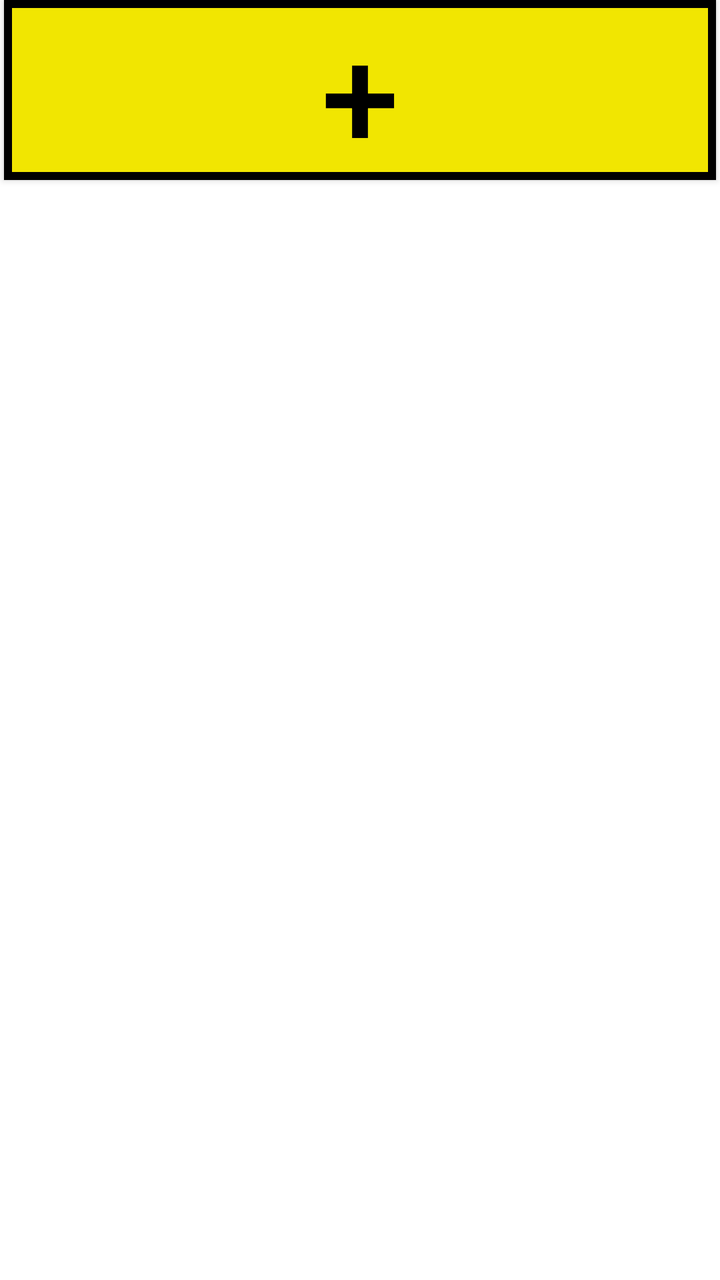
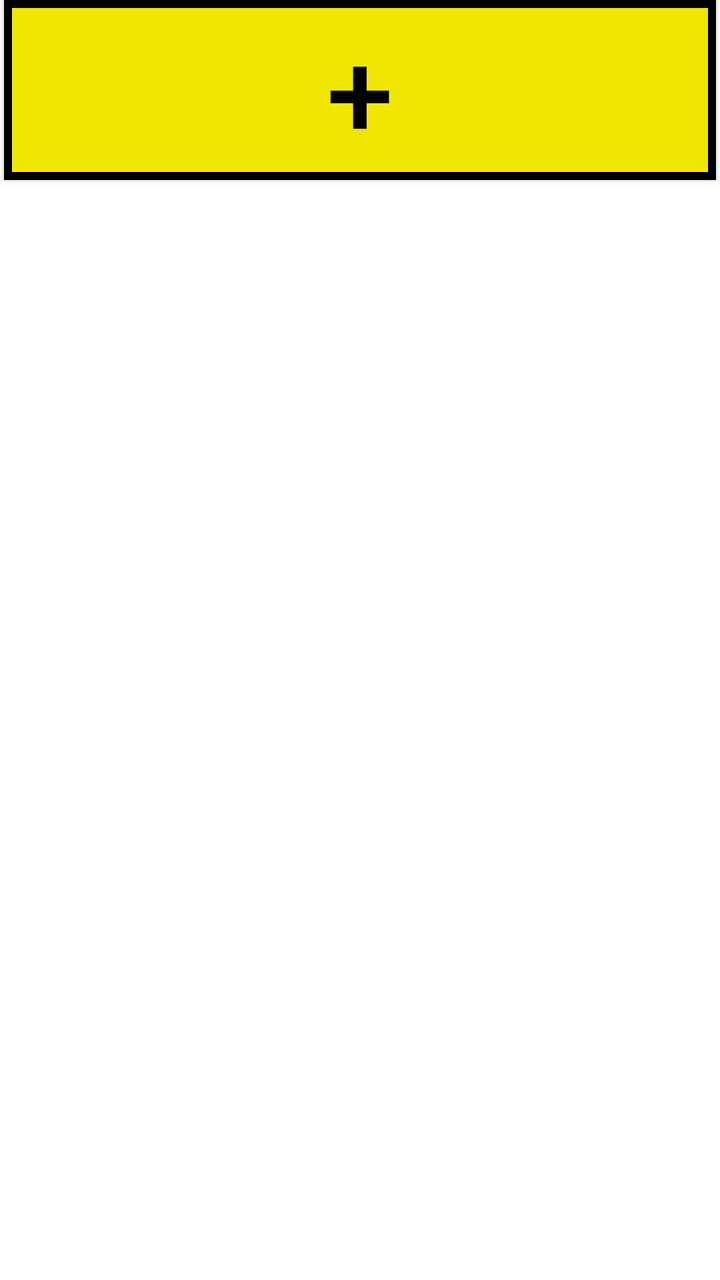

The first picture is an Android layout as it rendered before a commit; the second is the same layout after the commit. The layout source and the unified diff follow.
<!-- AndroidManifest.xml: application theme Theme.Lines -->
<!-- res/layout/activity_main.xml -->
<?xml version="1.0" encoding="utf-8"?>
<androidx.core.widget.NestedScrollView xmlns:android="http://schemas.android.com/apk/res/android"
    xmlns:app="http://schemas.android.com/apk/res-auto"
    xmlns:tools="http://schemas.android.com/tools"
    android:id="@+id/main"
    android:layout_width="match_parent"
    android:layout_height="match_parent"
    tools:context=".MainActivity">

    <LinearLayout
        android:layout_width="match_parent"
        android:layout_height="wrap_content"
        android:orientation="vertical">

        <androidx.recyclerview.widget.RecyclerView
            android:id="@+id/recyclerView"
            android:layout_width="match_parent"
            android:layout_height="match_parent"
            app:layout_constraintBottom_toBottomOf="parent"
            app:layout_constraintEnd_toEndOf="parent"
            app:layout_constraintStart_toStartOf="parent"
            app:layout_constraintTop_toTopOf="parent"
            android:scrollbars="vertical"
            tools:listitem="@layout/sign"
            android:padding="0dp"
            />

        <Button
            android:id="@+id/btnAdd"
            android:layout_width="match_parent"
            android:layout_height="90dp"
            android:text="+"
            android:textAlignment="center"
            android:textSize="70dp"
            android:textColor="@color/black"
            android:background="@drawable/black_border_with_yellow"
            app:backgroundTint="@null"
            app:layout_constraintBottom_toBottomOf="parent"
            app:layout_constraintEnd_toEndOf="parent"
            app:layout_constraintStart_toStartOf="parent"
            android:layout_marginEnd="2dp"
            android:layout_marginStart="2dp"
            android:layout_marginBottom="10dp"/>
    </LinearLayout>
</androidx.core.widget.NestedScrollView>
<!-- res/layout/sign.xml (included above) -->
<?xml version="1.0" encoding="utf-8"?>
<androidx.constraintlayout.widget.ConstraintLayout xmlns:android="http://schemas.android.com/apk/res/android"
    android:layout_width="match_parent"
    android:layout_height="450dp"
    android:id="@+id/sign"
    android:padding="2dp"
    xmlns:app="http://schemas.android.com/apk/res-auto">

    <TextView
        android:id="@+id/blueSquare"
        android:layout_width="0dp"
        android:layout_height="0dp"
        android:background="?attr/signCardSecond"
        android:text="999"
        android:textAllCaps="true"
        android:textStyle="bold"
        android:textAlignment="center"
        android:autoSizeTextType="uniform"
        android:textColor="?attr/signCardTextSquare"
        android:fontFamily="?attr/signFontFamily"
        app:layout_constraintDimensionRatio="1:1"
        app:layout_constraintStart_toStartOf="parent"
        app:layout_constraintTop_toTopOf="parent"
        app:layout_constraintEnd_toStartOf="@id/top_white"
        app:layout_constraintBottom_toTopOf="@id/dividerLine"
        app:layout_constraintHorizontal_weight="3"
        />

    <TextView
        android:id="@+id/top_white"
        android:background="?attr/signCardThird"
        android:layout_width="0dp"
        android:layout_height="0dp"
        android:text="exapmle \n no. 99999"
        android:textAllCaps="true"
        android:textStyle="bold"
        android:fontFamily="?attr/signFontFamily"
        android:autoSizeTextType="uniform"
        android:textColor="?attr/signCardText"
        android:paddingStart="7dp"
        android:paddingEnd="7dp"
        app:layout_constraintStart_toEndOf="@id/blueSquare"
        app:layout_constraintBottom_toBottomOf="@id/blueSquare"
        app:layout_constraintTop_toTopOf="parent"
        app:layout_constraintEnd_toEndOf="parent"
        app:layout_constraintHorizontal_weight="7"
        />

    <View
        android:id="@+id/dividerLine"
        android:layout_width="0dp"
        android:layout_height="4dp"
        android:background="#000000"
        app:layout_constraintStart_toStartOf="parent"
        app:layout_constraintEnd_toEndOf="parent"
        app:layout_constraintTop_toBottomOf="@+id/blueSquare" />

    <TextView
        android:id="@+id/row1"
        android:layout_width="0dp"
        android:layout_height="0dp"
        android:background="@drawable/row_with_line"
        android:gravity="center_vertical|start"
        android:paddingStart="15dp"
        android:paddingEnd="15dp"
        android:text="row 1"
        android:textAllCaps="true"
        android:textStyle="bold"
        android:autoSizeTextType="uniform"
        android:textColor="?attr/signCardTextLine"
        android:fontFamily="?attr/signFontFamily"
        app:layout_constraintBottom_toTopOf="@+id/row2"
        app:layout_constraintEnd_toEndOf="parent"
        app:layout_constraintStart_toStartOf="parent"
        app:layout_constraintTop_toBottomOf="@+id/dividerLine"
        app:layout_constraintVertical_weight="1"
        />

    <TextView
        android:id="@+id/row2"
        android:layout_width="0dp"
        android:layout_height="0dp"
        android:background="@drawable/row_with_line"
        android:gravity="center_vertical|start"
        android:paddingStart="15dp"
        android:paddingEnd="15dp"
        android:text="row 2"
         android:textAllCaps="true"
        android:textStyle="bold"
        android:autoSizeTextType="uniform"
        android:textColor="?attr/signCardText"
        android:fontFamily="?attr/signFontFamily"
        app:layout_constraintBottom_toTopOf="@+id/row3"
        app:layout_constraintEnd_toEndOf="parent"
        app:layout_constraintStart_toStartOf="parent"
        app:layout_constraintTop_toBottomOf="@+id/row1"
        app:layout_constraintVertical_weight="1"
        />

    <TextView
        android:id="@+id/row3"
        android:layout_width="0dp"
        android:layout_height="0dp"
        android:background="@drawable/row_with_line"
        android:gravity="center_vertical|start"
        android:paddingStart="15dp"
        android:paddingEnd="15dp"
        android:text="row 3"
         android:textAllCaps="true"
        android:textStyle="bold"
        android:autoSizeTextType="uniform"
        android:textColor="?attr/signCardText"
        android:fontFamily="?attr/signFontFamily"
        app:layout_constraintBottom_toTopOf="@+id/row4"
        app:layout_constraintEnd_toEndOf="parent"
        app:layout_constraintStart_toStartOf="parent"
        app:layout_constraintTop_toBottomOf="@+id/row2"
        app:layout_constraintVertical_weight="1" />

    <TextView
        android:id="@+id/row4"
        android:layout_width="0dp"
        android:layout_height="0dp"
        android:background="@drawable/row_with_line"
        android:gravity="center_vertical|start"
        android:paddingStart="15dp"
        android:paddingEnd="15dp"
        android:text="row 4"
        android:textColor="?attr/signCardText"
         android:textAllCaps="true"
        android:textStyle="bold"
        android:autoSizeTextType="uniform"
        android:fontFamily="?attr/signFontFamily"
        app:layout_constraintBottom_toTopOf="@+id/row5"
        app:layout_constraintEnd_toEndOf="parent"
        app:layout_constraintStart_toStartOf="parent"
        app:layout_constraintTop_toBottomOf="@+id/row3"
        app:layout_constraintVertical_weight="1" />

    <TextView
        android:id="@+id/row5"
        android:layout_width="0dp"
        android:layout_height="0dp"
        android:background="@drawable/row_with_line"
        android:gravity="center_vertical|start"
        android:paddingStart="15dp"
        android:paddingEnd="15dp"
        android:text="row 5"
        android:textColor="?attr/signCardText"
        android:textAllCaps="true"
        android:textStyle="bold"
        android:autoSizeTextType="uniform"
        android:fontFamily="?attr/signFontFamily"
        app:layout_constraintBottom_toBottomOf="parent"
        app:layout_constraintEnd_toEndOf="parent"
        app:layout_constraintStart_toStartOf="parent"
        app:layout_constraintTop_toBottomOf="@+id/row4"
        app:layout_constraintVertical_weight="1" />

    <View
        android:layout_width="match_parent"
        android:layout_height="match_parent"
        android:background="@drawable/black_border" />
</androidx.constraintlayout.widget.ConstraintLayout>
<!-- resources referenced by this layout -->
<resources>
  <color name="black">#FF000000</color>
  <!-- drawable black_border (drawable) -->
  <?xml version="1.0" encoding="utf-8"?>
  <shape xmlns:android="http://schemas.android.com/apk/res/android"
      android:shape="rectangle">
  
      <stroke
          android:width="4dp"
          android:color="?attr/signCardText" />
  
      <solid android:color="@android:color/transparent" />
  
  </shape>
  <!-- drawable black_border_with_yellow (drawable) -->
  <?xml version="1.0" encoding="utf-8"?>
  <shape xmlns:android="http://schemas.android.com/apk/res/android"
      android:shape="rectangle">
  
      <stroke
          android:width="4dp"
          android:color="?attr/signCardText" />
  
      <solid android:color="?attr/signCardFirst" />
  
  </shape>
  <!-- drawable row_with_line (drawable) -->
  <?xml version="1.0" encoding="utf-8"?>
  <layer-list xmlns:android="http://schemas.android.com/apk/res/android">
  
      <item>
          <shape android:shape="rectangle">
              <solid android:color="?attr/signCardText" />
          </shape>
      </item>
  
      <item android:bottom="3dp"> <shape android:shape="rectangle">
          <solid android:color="?attr/signCardFirst" />
      </shape>
      </item>
  
  </layer-list>
  <style name="Theme.Lines" parent="Theme.MaterialComponents.DayNight.NoActionBar">
          
          <item name="signCardFirst">@color/yellow</item>
          <item name="signCardSecond">@color/blue</item>
          <item name="signCardThird">@color/white</item>
          <item name="signCardText">@color/black</item>
          <item name="signCardTextLine">@color/green</item>
          <item name="signCardTextSquare">@color/white</item>
  
          <item name="signFontFamily">@font/default_font</item>
      </style>
  <color name="yellow">#FFF1E601</color>
  <color name="blue">#FF2A4F9C</color>
  <color name="white">#FFFFFFFF</color>
  <color name="green">#FF18894F</color>
</resources>

<!-- the commit's change to res/layout/activity_main.xml (unified diff, before → after) -->
@@ -31,8 +31,8 @@
             android:layout_height="90dp"
             android:text="+"
             android:textAlignment="center"
-            android:textSize="70dp"
-            android:textColor="@color/black"
+            android:textSize="60dp"
+            android:textColor="?attr/signCardText"
             android:background="@drawable/black_border_with_yellow"
             app:backgroundTint="@null"
             app:layout_constraintBottom_toBottomOf="parent"
<!-- resource entries referenced after the edit -->
@@ -1,6 +1,5 @@
 <!-- resources referenced by this layout -->
 <resources>
-  <color name="black">#FF000000</color>
   <!-- drawable black_border (drawable) -->
   <?xml version="1.0" encoding="utf-8"?>
   <shape xmlns:android="http://schemas.android.com/apk/res/android"
@@ -55,6 +54,7 @@
   <color name="yellow">#FFF1E601</color>
   <color name="blue">#FF2A4F9C</color>
   <color name="white">#FFFFFFFF</color>
+  <color name="black">#FF000000</color>
   <color name="green">#FF18894F</color>
 </resources>
 
